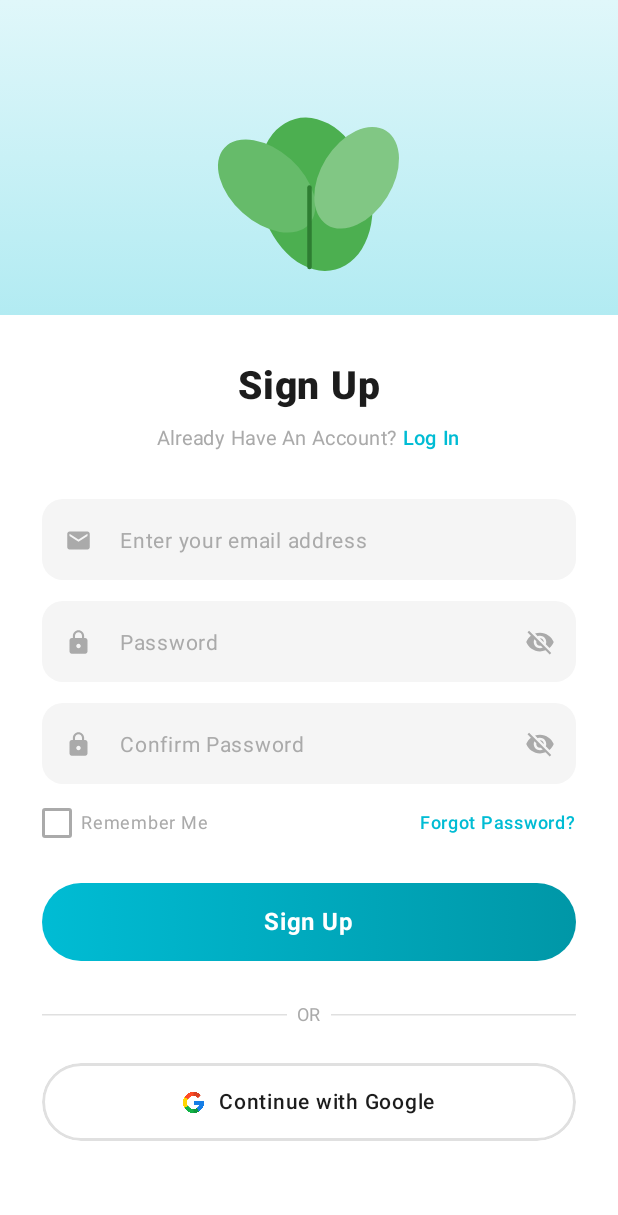
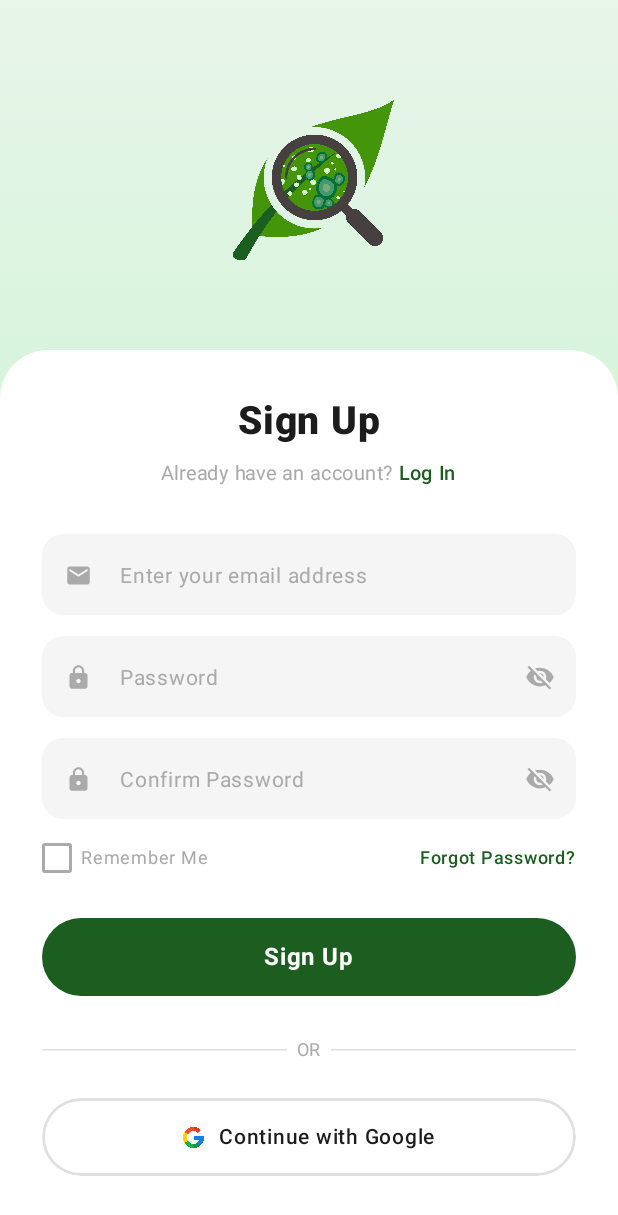
Before and after one commit to Queenie0926/RubberScan, an Android app built with Jetpack Compose: the SignUpScreen screen opened through its navigation route, on a phone screen of 412 x 824 dp. Shown: the top 1215 px of the screen. Run offline under Robolectric (Android 15) with nearby library versions, the light colour scheme and no system bars.

Commit message:
Updated login and signup UI

```diff
--- a/app/src/main/java/com/example/rubberscan/LoginScreen.kt
+++ b/app/src/main/java/com/example/rubberscan/LoginScreen.kt
@@ -36,8 +36,6 @@ import androidx.compose.ui.text.withStyle
 import androidx.compose.ui.unit.dp
 import androidx.compose.ui.unit.sp
 
-private val AuthTeal     = Color(0xFF00BCD4)
-private val AuthTealDark = Color(0xFF0097A7)
 private val AuthFieldBg  = Color(0xFFF5F5F5)
 private val AuthHint     = Color(0xFFAAAAAA)
 private val AuthText     = Color(0xFF1C1C1C)
@@ -54,26 +52,46 @@ fun LoginScreen(
     var passwordVisible by remember { mutableStateOf(false) }
     var rememberMe      by remember { mutableStateOf(false) }
 
+
+        Box(
+            modifier = Modifier
+                .fillMaxSize()
+                .background(
+                    Brush.verticalGradient(listOf(Color(0xFFe8f5e9), Color(0xFFB2F2C2)))
+                )
+        ) {
+            Column(
+                modifier = Modifier.fillMaxSize()
+            ) {
                 Column(
                     modifier = Modifier
-            .fillMaxSize()
-            .background(Color.White)
-            .verticalScroll(rememberScrollState())
+                        .weight(1f)
+                        .fillMaxWidth(),
+                    verticalArrangement = Arrangement.Center,
+                    horizontalAlignment = Alignment.CenterHorizontally
                 ) {
-        // ── Illustration header ──────────────────────────────
                     Box(
                         modifier = Modifier
-                .fillMaxWidth()
-                .height(210.dp)
-                .background(
-                    Brush.verticalGradient(listOf(Color(0xFFE0F7FA), Color(0xFFB2EBF2)))
-                ),
+                            .size(130.dp),
                         contentAlignment = Alignment.Center
                     ) {
-            AuthLeafIllustration()
+                        Image(
+                            painterResource(R.drawable.app_logo),
+                            contentDescription = null,
+                            modifier = Modifier.size(130.dp)
+                        )
                     }
-
-        // ── Form ─────────────────────────────────────────────
+                }
+                Card(
+                    modifier = Modifier.fillMaxWidth(),
+                    colors = CardDefaults.cardColors(
+                        containerColor = Color.White
+                    ),
+                    shape = RoundedCornerShape(
+                        topStart = 32.dp,
+                        topEnd = 32.dp
+                    )
+                ) {
                     Column(
                         modifier = Modifier
                             .fillMaxWidth()
@@ -81,18 +99,27 @@ fun LoginScreen(
                             .padding(top = 32.dp, bottom = 40.dp),
                         horizontalAlignment = Alignment.CenterHorizontally
                     ) {
-            Text("Login",
-                fontSize = 26.sp, fontWeight = FontWeight.ExtraBold, color = AuthText)
+                        Text(
+                            "Login",
+                            fontSize = 26.sp, fontWeight = FontWeight.ExtraBold, color = AuthText
+                        )
 
                         Spacer(Modifier.height(8.dp))
 
                         val subtitle = buildAnnotatedString {
-                append("Don't Have An Account? ")
-                withStyle(SpanStyle(color = AuthTeal, fontWeight = FontWeight.SemiBold)) {
+                            append("Don't have an account? ")
+                            withStyle(
+                                SpanStyle(
+                                    color = Color(0xFF1B5E20),
+                                    fontWeight = FontWeight.SemiBold
+                                )
+                            ) {
                                 append("Sign Up")
                             }
                         }
-            Text(subtitle, fontSize = 13.sp, color = AuthHint,
+
+                        Text(
+                            subtitle, fontSize = 13.sp, color = AuthHint,
                             modifier = Modifier.clickable { onSignUp() })
 
                         Spacer(Modifier.height(28.dp))
@@ -102,7 +129,14 @@ fun LoginScreen(
                             onValueChange = { email = it },
                             placeholder = "Enter your email address",
                             keyboardType = KeyboardType.Email,
-                leadingIcon = { Icon(Icons.Default.Email, null, tint = AuthHint, modifier = Modifier.size(18.dp)) }
+                            leadingIcon = {
+                                Icon(
+                                    Icons.Default.Email,
+                                    null,
+                                    tint = AuthHint,
+                                    modifier = Modifier.size(18.dp)
+                                )
+                            }
                         )
 
                         Spacer(Modifier.height(14.dp))
@@ -114,7 +148,14 @@ fun LoginScreen(
                             isPassword = true,
                             passwordVisible = passwordVisible,
                             onTogglePassword = { passwordVisible = !passwordVisible },
-                leadingIcon = { Icon(Icons.Default.Lock, null, tint = AuthHint, modifier = Modifier.size(18.dp)) }
+                            leadingIcon = {
+                                Icon(
+                                    Icons.Default.Lock,
+                                    null,
+                                    tint = AuthHint,
+                                    modifier = Modifier.size(18.dp)
+                                )
+                            }
                         )
 
                         Spacer(Modifier.height(14.dp))
@@ -133,7 +174,7 @@ fun LoginScreen(
                                     checked = rememberMe,
                                     onCheckedChange = { rememberMe = it },
                                     colors = CheckboxDefaults.colors(
-                            checkedColor   = AuthTeal,
+                                        checkedColor = Color(0xFF1B5E20),
                                         uncheckedColor = AuthHint
                                     ),
                                     modifier = Modifier.size(20.dp)
@@ -141,8 +182,10 @@ fun LoginScreen(
                                 Spacer(Modifier.width(6.dp))
                                 Text("Remember Me", fontSize = 12.sp, color = AuthHint)
                             }
-                Text("Forgot Password?",
-                    fontSize = 12.sp, color = AuthTeal,
+
+                            Text(
+                                "Forgot Password?",
+                                fontSize = 12.sp, color = Color(0xFF1B5E20),
                                 fontWeight = FontWeight.SemiBold,
                                 modifier = Modifier.clickable { })
                         }
@@ -160,9 +203,11 @@ fun LoginScreen(
 
                         GoogleButton(onClick = onGoogleSignIn)
                     }
-
                 }
             }
+        }
+    }
+
 
 // ── Sign Up Screen ────────────────────────────────────────────
 @Composable
@@ -178,26 +223,45 @@ fun SignUpScreen(
     var confirmVisible  by remember { mutableStateOf(false) }
     var rememberMe      by remember { mutableStateOf(false) }
 
+    Box(
+        modifier = Modifier
+            .fillMaxSize()
+            .background(
+                Brush.verticalGradient(listOf(Color(0xFFe8f5e9), Color(0xFFB2F2C2)))
+            )
+    ) {
+        Column(
+            modifier = Modifier.fillMaxSize()
+        ) {
             Column(
                 modifier = Modifier
-            .fillMaxSize()
-            .background(Color.White)
-            .verticalScroll(rememberScrollState())
+                    .weight(1f)
+                    .fillMaxWidth(),
+                verticalArrangement = Arrangement.Center,
+                horizontalAlignment = Alignment.CenterHorizontally
             ) {
-        // ── Illustration header ──────────────────────────────
                 Box(
                     modifier = Modifier
-                .fillMaxWidth()
-                .height(210.dp)
-                .background(
-                    Brush.verticalGradient(listOf(Color(0xFFE0F7FA), Color(0xFFB2EBF2)))
-                ),
+                        .size(130.dp),
                     contentAlignment = Alignment.Center
                 ) {
-            AuthLeafIllustration()
+                    Image(
+                        painterResource(R.drawable.app_logo),
+                        contentDescription = null,
+                        modifier = Modifier.size(130.dp)
+                    )
                 }
-
-        // ── Form ─────────────────────────────────────────────
+            }
+            Card(
+                modifier = Modifier.fillMaxWidth(),
+                colors = CardDefaults.cardColors(
+                    containerColor = Color.White
+                ),
+                shape = RoundedCornerShape(
+                    topStart = 32.dp,
+                    topEnd = 32.dp
+                )
+            ) {
                 Column(
                     modifier = Modifier
                         .fillMaxWidth()
@@ -205,18 +269,26 @@ fun SignUpScreen(
                         .padding(top = 32.dp, bottom = 40.dp),
                     horizontalAlignment = Alignment.CenterHorizontally
                 ) {
-            Text("Sign Up",
-                fontSize = 26.sp, fontWeight = FontWeight.ExtraBold, color = AuthText)
+                    Text(
+                        "Sign Up",
+                        fontSize = 26.sp, fontWeight = FontWeight.ExtraBold, color = AuthText
+                    )
 
                     Spacer(Modifier.height(8.dp))
 
                     val subtitle = buildAnnotatedString {
-                append("Already Have An Account? ")
-                withStyle(SpanStyle(color = AuthTeal, fontWeight = FontWeight.SemiBold)) {
+                        append("Already have an account? ")
+                        withStyle(
+                            SpanStyle(
+                                color = Color(0xFF1B5E20),
+                                fontWeight = FontWeight.SemiBold
+                            )
+                        ) {
                             append("Log In")
                         }
                     }
-            Text(subtitle, fontSize = 13.sp, color = AuthHint,
+                    Text(
+                        subtitle, fontSize = 13.sp, color = AuthHint,
                         modifier = Modifier.clickable { onLogin() })
 
                     Spacer(Modifier.height(28.dp))
@@ -226,7 +298,14 @@ fun SignUpScreen(
                         onValueChange = { email = it },
                         placeholder = "Enter your email address",
                         keyboardType = KeyboardType.Email,
-                leadingIcon = { Icon(Icons.Default.Email, null, tint = AuthHint, modifier = Modifier.size(18.dp)) }
+                        leadingIcon = {
+                            Icon(
+                                Icons.Default.Email,
+                                null,
+                                tint = AuthHint,
+                                modifier = Modifier.size(18.dp)
+                            )
+                        }
                     )
 
                     Spacer(Modifier.height(14.dp))
@@ -238,7 +317,14 @@ fun SignUpScreen(
                         isPassword = true,
                         passwordVisible = passwordVisible,
                         onTogglePassword = { passwordVisible = !passwordVisible },
-                leadingIcon = { Icon(Icons.Default.Lock, null, tint = AuthHint, modifier = Modifier.size(18.dp)) }
+                        leadingIcon = {
+                            Icon(
+                                Icons.Default.Lock,
+                                null,
+                                tint = AuthHint,
+                                modifier = Modifier.size(18.dp)
+                            )
+                        }
                     )
 
                     Spacer(Modifier.height(14.dp))
@@ -250,7 +336,14 @@ fun SignUpScreen(
                         isPassword = true,
                         passwordVisible = confirmVisible,
                         onTogglePassword = { confirmVisible = !confirmVisible },
-                leadingIcon = { Icon(Icons.Default.Lock, null, tint = AuthHint, modifier = Modifier.size(18.dp)) }
+                        leadingIcon = {
+                            Icon(
+                                Icons.Default.Lock,
+                                null,
+                                tint = AuthHint,
+                                modifier = Modifier.size(18.dp)
+                            )
+                        }
                     )
 
                     Spacer(Modifier.height(14.dp))
@@ -268,7 +361,7 @@ fun SignUpScreen(
                                 checked = rememberMe,
                                 onCheckedChange = { rememberMe = it },
                                 colors = CheckboxDefaults.colors(
-                            checkedColor   = AuthTeal,
+                                    checkedColor = Color(0xFF1B5E20),
                                     uncheckedColor = AuthHint
                                 ),
                                 modifier = Modifier.size(20.dp)
@@ -276,8 +369,9 @@ fun SignUpScreen(
                             Spacer(Modifier.width(6.dp))
                             Text("Remember Me", fontSize = 12.sp, color = AuthHint)
                         }
-                Text("Forgot Password?",
-                    fontSize = 12.sp, color = AuthTeal,
+                        Text(
+                            "Forgot Password?",
+                            fontSize = 12.sp, color = Color(0xFF1B5E20),
                             fontWeight = FontWeight.SemiBold,
                             modifier = Modifier.clickable { })
                     }
@@ -296,9 +390,10 @@ fun SignUpScreen(
                 }
             }
         }
+    }
+}
 
 // ── Shared components ─────────────────────────────────────────
-
 @Composable
 fun AuthInputField(
     value: String,
@@ -332,8 +427,8 @@ fun AuthInputField(
             unfocusedContainerColor = AuthFieldBg,
             focusedContainerColor   = AuthFieldBg,
             unfocusedIndicatorColor = Color.Transparent,
-            focusedIndicatorColor   = AuthTeal,
-            cursorColor             = AuthTeal
+            focusedIndicatorColor   = Color(0xFF1B5E20),
+            cursorColor             = Color(0xFF1B5E20)
         ),
         textStyle = TextStyle(fontSize = 14.sp, color = AuthText),
         shape = RoundedCornerShape(14.dp),
@@ -348,7 +443,7 @@ fun AuthPrimaryButton(label: String, onClick: () -> Unit) {
             .fillMaxWidth()
             .height(52.dp)
             .clip(RoundedCornerShape(50))
-            .background(Brush.horizontalGradient(listOf(AuthTeal, AuthTealDark)))
+            .background(Color(0xFF1B5E20))
             .clickable { onClick() },
         contentAlignment = Alignment.Center
     ) {
--- a/app/src/main/java/com/example/rubberscan/SignupScreen.kt
+++ /dev/null
@@ -1,2 +0,0 @@
-package com.example.rubberscan
-// SignUpScreen and LoginScreen are defined in LoginScreen.kt
```
Also changed, not shown: app/src/main/java/com/example/rubberscan/WelcomeScreen.kt (+4 -6 lines). Lines whose indentation alone changed are shown as unchanged.
